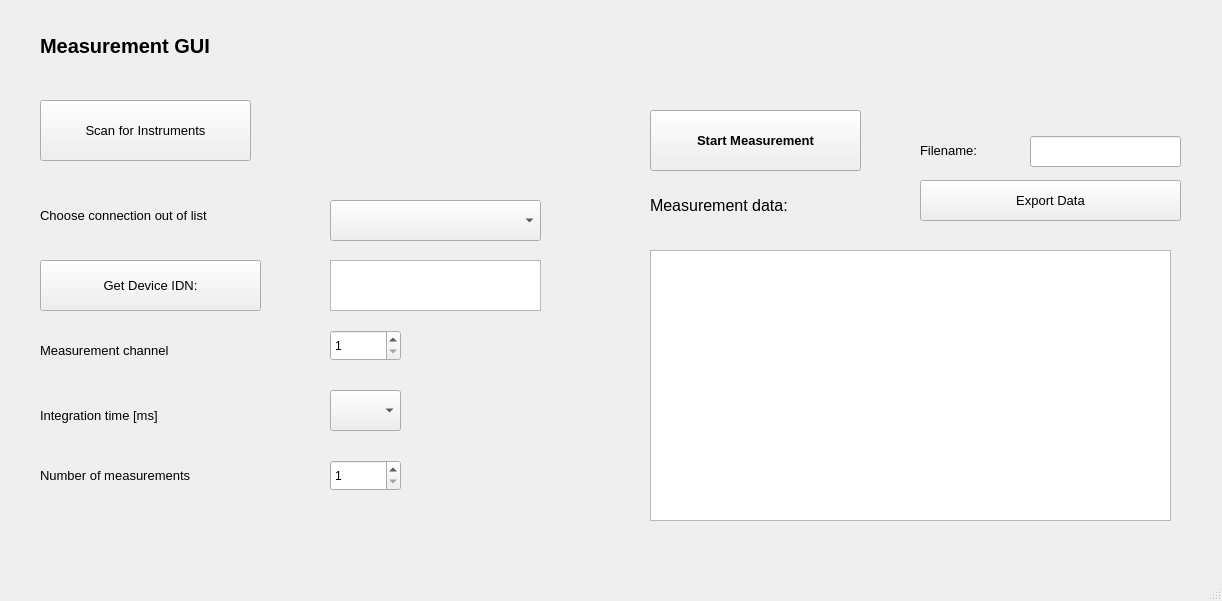
benjaminze/kpi_internship, file measureGUI.ui: the form before one commit.
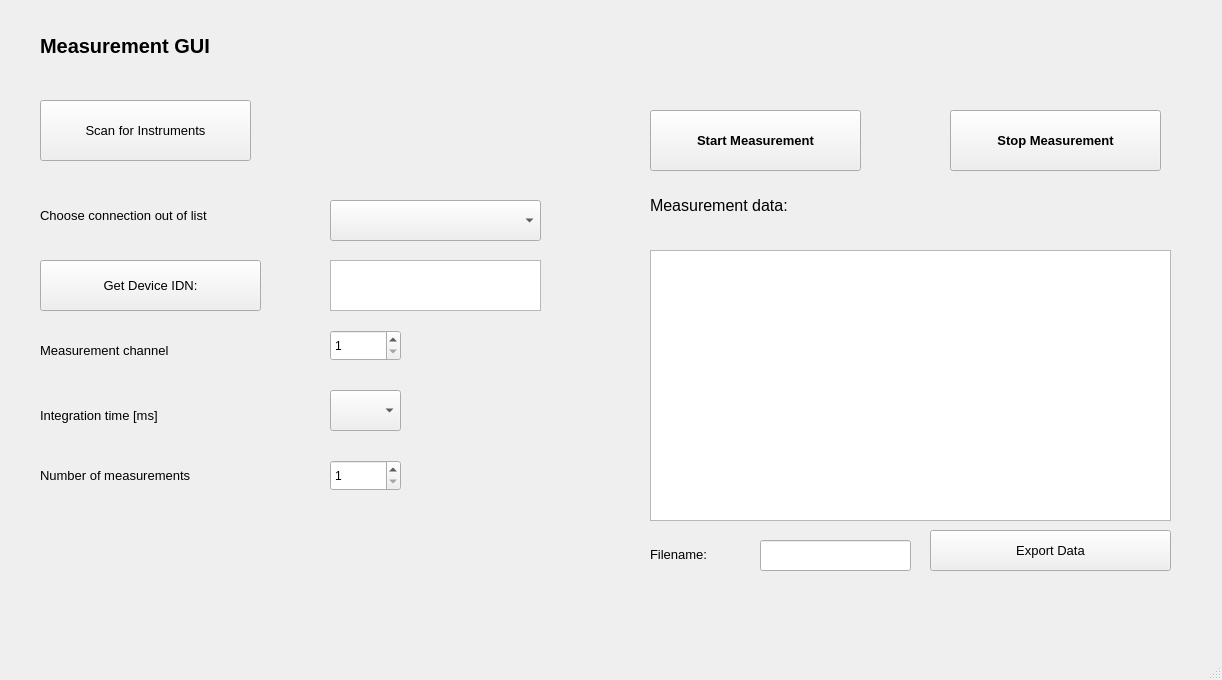
The form after the commit.

Patch:
```diff
--- a/measureGUI.ui
+++ b/measureGUI.ui
@@ -7,7 +7,7 @@
     <x>0</x>
     <y>0</y>
     <width>1222</width>
-    <height>601</height>
+    <height>680</height>
    </rect>
   </property>
   <property name="windowTitle">
@@ -284,9 +284,9 @@
    <widget class="QPushButton" name="export_data_button">
     <property name="geometry">
      <rect>
-      <x>920</x>
-      <y>180</y>
-      <width>261</width>
+      <x>930</x>
+      <y>530</y>
+      <width>241</width>
       <height>41</height>
      </rect>
     </property>
@@ -304,8 +304,8 @@
    <widget class="QLabel" name="label_7">
     <property name="geometry">
      <rect>
-      <x>920</x>
-      <y>130</y>
+      <x>650</x>
+      <y>534</y>
       <width>101</width>
       <height>41</height>
      </rect>
@@ -322,13 +322,33 @@
    <widget class="QLineEdit" name="filename_lineEdit">
     <property name="geometry">
      <rect>
-      <x>1030</x>
-      <y>136</y>
+      <x>760</x>
+      <y>540</y>
       <width>151</width>
       <height>31</height>
      </rect>
     </property>
    </widget>
+   <widget class="QPushButton" name="stop_measurement_button">
+    <property name="geometry">
+     <rect>
+      <x>950</x>
+      <y>110</y>
+      <width>211</width>
+      <height>61</height>
+     </rect>
+    </property>
+    <property name="font">
+     <font>
+      <pointsize>10</pointsize>
+      <weight>75</weight>
+      <bold>true</bold>
+     </font>
+    </property>
+    <property name="text">
+     <string>Stop Measurement</string>
+    </property>
+   </widget>
   </widget>
   <widget class="QMenuBar" name="menubar">
    <property name="geometry">
```
